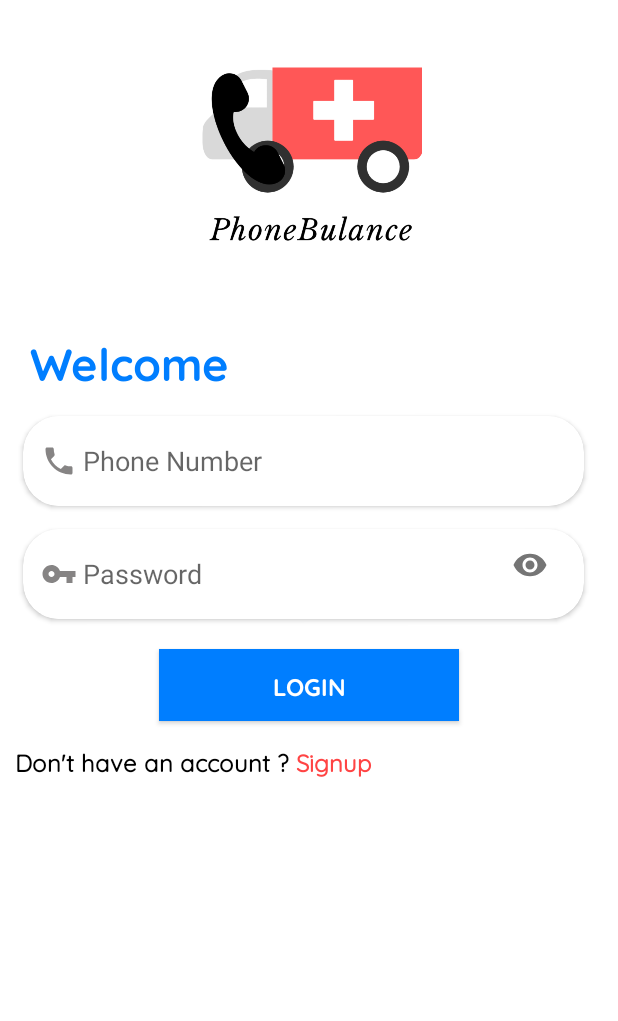
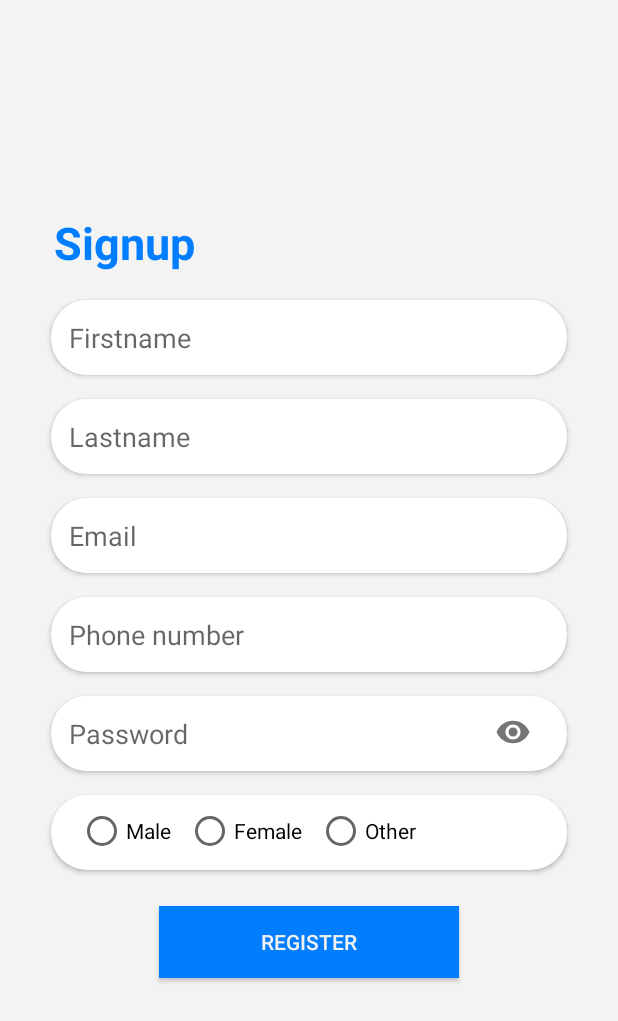
Before and after one commit to amit-kafle/Final-Year-Project, an Android app: the screen it shows after launch (LoginActivity before the commit, SignupActivity after it), after a tap on "Signup", on a phone screen of 412 x 824 dp. Shown: the top 1021 px of the screen. Run offline under Robolectric (Android 15) with nearby library versions, the phone set to English and light mode, and no system bars.

Commit message:
Creating registration form and connecting two activities

```diff
--- a/app/src/main/AndroidManifest.xml
+++ b/app/src/main/AndroidManifest.xml
@@ -9,7 +9,8 @@
         android:roundIcon="@mipmap/ic_launcher_round"
         android:supportsRtl="true"
         android:theme="@style/Custome">
-        <activity android:name=".MainActivity"></activity>
+        <activity android:name=".SignupActivity"></activity>
+        <activity android:name=".MainActivity" />
         <activity android:name=".LoginActivity">
             <intent-filter>
                 <action android:name="android.intent.action.MAIN" />
--- a/app/src/main/java/com/amitkafle/phonebulance/LoginActivity.java
+++ b/app/src/main/java/com/amitkafle/phonebulance/LoginActivity.java
@@ -7,20 +7,33 @@ import android.os.Bundle;
 import android.view.View;
 import android.widget.Button;
 import android.widget.EditText;
+import android.widget.TextView;
 
 public class LoginActivity extends AppCompatActivity {
 EditText phone,password;
 Button signin;
+TextView signup;
     @Override
+
     protected void onCreate(Bundle savedInstanceState) {
         super.onCreate(savedInstanceState);
         setContentView(R.layout.activity_login);
         phone = findViewById(R.id.phone);
         password = findViewById(R.id.password);
         signin = findViewById(R.id.signin);
+        signup=findViewById(R.id.signupa);
+        signup.setOnClickListener(new View.OnClickListener() {
+            @Override
+            public void onClick(View v) {
+                startActivity(new Intent(LoginActivity.this,SignupActivity.class));
+            }
+        });
+
         signin.setOnClickListener(new View.OnClickListener() {
             @Override
             public void onClick(View view) {
+
+
 
             }
         });
--- /dev/null
+++ b/app/src/main/java/com/amitkafle/phonebulance/SignupActivity.java
@@ -0,0 +1,14 @@
+package com.amitkafle.phonebulance;
+
+import androidx.appcompat.app.AppCompatActivity;
+
+import android.os.Bundle;
+
+public class SignupActivity extends AppCompatActivity {
+
+    @Override
+    protected void onCreate(Bundle savedInstanceState) {
+        super.onCreate(savedInstanceState);
+        setContentView(R.layout.activity_signup);
+    }
+}
--- a/app/src/main/res/layout/activity_login.xml
+++ b/app/src/main/res/layout/activity_login.xml
@@ -124,6 +124,7 @@
             android:textSize="16dp" />
 
         <TextView
+            android:id="@+id/signupa"
             android:layout_width="wrap_content"
             android:layout_height="wrap_content"
             android:fontFamily="@font/quicksand"
--- /dev/null
+++ b/app/src/main/res/layout/activity_signup.xml
@@ -0,0 +1,186 @@
+<?xml version="1.0" encoding="utf-8"?>
+<LinearLayout xmlns:android="http://schemas.android.com/apk/res/android"
+    xmlns:app="http://schemas.android.com/apk/res-auto"
+    xmlns:tools="http://schemas.android.com/tools"
+    android:layout_width="match_parent"
+    android:layout_height="match_parent"
+    android:background="#F3F3F3"
+    android:gravity="center"
+    android:orientation="vertical">
+    <ScrollView
+        android:layout_width="wrap_content"
+        android:layout_height="wrap_content"
+        android:orientation="vertical"
+        android:scrollbarThumbVertical="@null">
+        <LinearLayout
+            android:paddingBottom="24dp"
+            android:layout_width="match_parent"
+            android:layout_height="wrap_content"
+            android:orientation="vertical">
+            <TextView
+                android:layout_width="wrap_content"
+                android:layout_height="wrap_content"
+                android:text="Signup"
+                android:textSize="30dp"
+                android:textStyle="bold"
+                android:padding="10dp"
+                android:textColor="@color/colorPrimaryDark"/>
+            <androidx.cardview.widget.CardView
+                app:cardCornerRadius="24dp"
+                app:cardElevation="2dp"
+                android:layout_gravity="center"
+                android:layout_width="wrap_content"
+                android:layout_height="wrap_content"
+                android:layout_margin="8dp">
+                <EditText
+                    android:id="@+id/nameEt"
+                    android:background="#fff"
+                    android:layout_width="wrap_content"
+                    android:layout_height="wrap_content"
+                    android:layout_gravity="center"
+                    android:hint="Firstname"
+                    android:imeOptions="actionNext"
+                    android:singleLine="true"
+                    android:layout_marginLeft="12dp"
+                    android:layout_marginRight="12dp"
+                    android:minWidth="320dp"
+                    android:minHeight="50dp" />
+            </androidx.cardview.widget.CardView>
+            <androidx.cardview.widget.CardView
+                app:cardCornerRadius="24dp"
+                app:cardElevation="2dp"
+                android:layout_gravity="center"
+                android:layout_width="wrap_content"
+                android:layout_height="wrap_content"
+                android:layout_margin="8dp">
+                <EditText
+                    android:id="@+id/lname"
+                    android:background="#fff"
+                    android:layout_width="wrap_content"
+                    android:layout_height="wrap_content"
+                    android:layout_gravity="center"
+                    android:hint="Lastname"
+                    android:imeOptions="actionNext"
+                    android:singleLine="true"
+                    android:layout_marginLeft="12dp"
+                    android:layout_marginRight="12dp"
+                    android:minWidth="320dp"
+                    android:minHeight="50dp" />
+            </androidx.cardview.widget.CardView>
+            <androidx.cardview.widget.CardView
+                android:layout_width="wrap_content"
+                android:layout_height="wrap_content"
+                android:layout_gravity="center"
+                app:cardCornerRadius="24dp"
+                android:layout_margin="8dp"
+                app:cardElevation="2dp">
+                <EditText
+                    android:id="@+id/emailEt"
+                    android:background="#FFF"
+                    android:layout_width="wrap_content"
+                    android:layout_height="wrap_content"
+                    android:layout_gravity="center"
+                    android:layout_marginLeft="12dp"
+                    android:inputType="textEmailAddress"
+                    android:layout_marginRight="12dp"
+                    android:hint="Email"
+                    android:minWidth="320dp"
+                    android:minHeight="50dp" />
+            </androidx.cardview.widget.CardView>
+            <androidx.cardview.widget.CardView
+                android:layout_margin="8dp"
+                android:layout_width="wrap_content"
+                android:layout_height="wrap_content"
+                android:layout_gravity="center"
+                app:cardCornerRadius="24dp"
+                app:cardElevation="2dp">
+                <EditText
+                    android:id="@+id/contactEt"
+                    android:background="#FFF"
+                    android:layout_width="wrap_content"
+                    android:layout_height="wrap_content"
+                    android:layout_gravity="center"
+                    android:layout_marginLeft="12dp"
+                    android:layout_marginRight="12dp"
+                    android:inputType="number"
+                    android:maxLength="10"
+                    android:hint="Phone number"
+                    android:minWidth="320dp"
+                    android:minHeight="50dp" />
+            </androidx.cardview.widget.CardView>
+            <androidx.cardview.widget.CardView
+                android:layout_margin="8dp"
+                android:layout_width="wrap_content"
+                android:layout_height="wrap_content"
+                android:layout_gravity="center"
+                app:cardCornerRadius="24dp"
+                app:cardElevation="2dp">
+                <com.google.android.material.textfield.TextInputLayout
+                    android:layout_width="match_parent"
+                    android:layout_height="wrap_content"
+                    android:gravity="center"
+                    app:passwordToggleEnabled="true"
+                    app:hintEnabled="false">
+                    <EditText
+                        android:id="@+id/passwordEt"
+                        android:background="#FFF"
+                        android:layout_width="wrap_content"
+                        android:layout_height="wrap_content"
+                        android:layout_gravity="center"
+                        android:layout_marginLeft="12dp"
+                        android:layout_marginRight="12dp"
+                        android:hint="Password"
+                        android:imeOptions="actionNext"
+                        android:inputType="textPassword"
+                        android:minWidth="320dp"
+                        android:minHeight="50dp" />
+                </com.google.android.material.textfield.TextInputLayout>
+            </androidx.cardview.widget.CardView>
+            <androidx.cardview.widget.CardView
+                android:layout_width="match_parent"
+                android:layout_height="wrap_content"
+                android:layout_margin="8dp"
+                android:elevation="1dp"
+                app:cardCornerRadius="24dp">
+                <RadioGroup
+                    android:id="@+id/radio_group"
+                    android:orientation="horizontal"
+                    android:layout_marginStart="10dp"
+                    android:layout_marginEnd="10dp"
+                    android:padding="8dp"
+                    android:layout_width="match_parent"
+                    android:layout_height="50dp">
+                    <RadioButton
+                        android:id="@+id/radio_btn_male"
+                        android:layout_width="wrap_content"
+                        android:layout_height="wrap_content"
+                        android:layout_marginEnd="10dp"
+                        android:tag="male"
+                        android:text="Male" />
+                    <RadioButton
+                        android:layout_marginEnd="10dp"
+                        android:layout_width="wrap_content"
+                        android:layout_height="wrap_content"
+                        android:tag="female"
+                        android:text="Female" />
+                    <RadioButton
+                        android:layout_marginEnd="10dp"
+                        android:layout_width="wrap_content"
+                        android:layout_height="wrap_content"
+                        android:tag="other"
+                        android:text="Other" />
+                </RadioGroup>
+            </androidx.cardview.widget.CardView>
+            <Button
+                android:id="@+id/signupBtn"
+                android:layout_width="wrap_content"
+                android:layout_height="wrap_content"
+                android:text="Register"
+                android:textColor="#F1F1F1"
+                android:background="@color/colorPrimaryDark"
+                android:layout_margin="16dp"
+                android:minWidth="200dp"
+                android:layout_gravity="center"/>
+        </LinearLayout>
+    </ScrollView>
+</LinearLayout>
```
